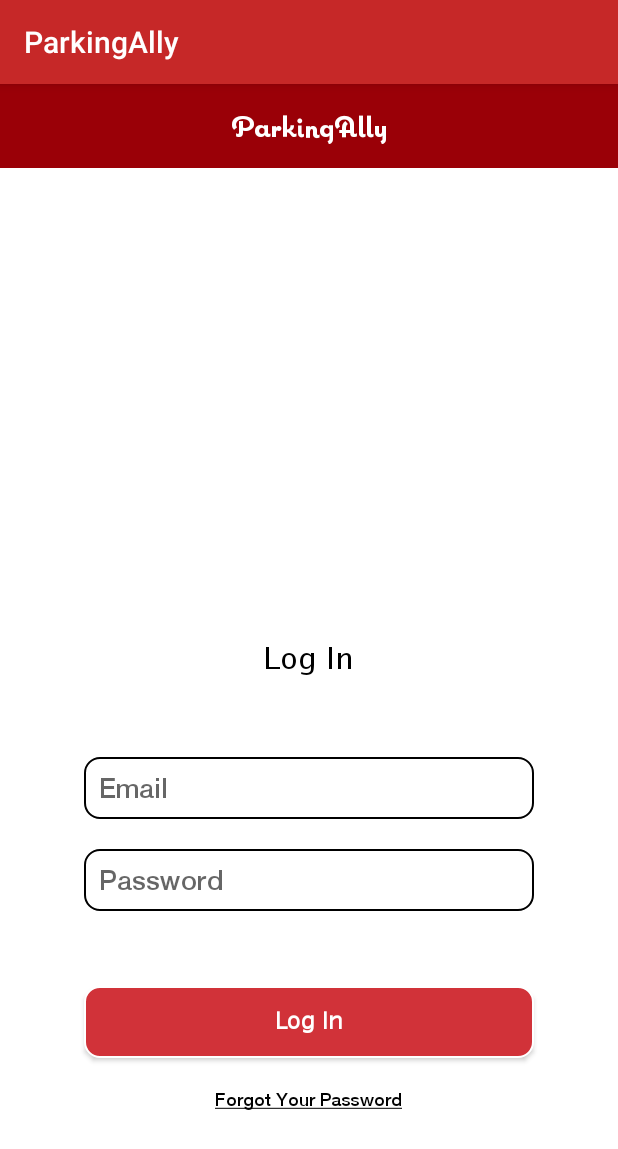
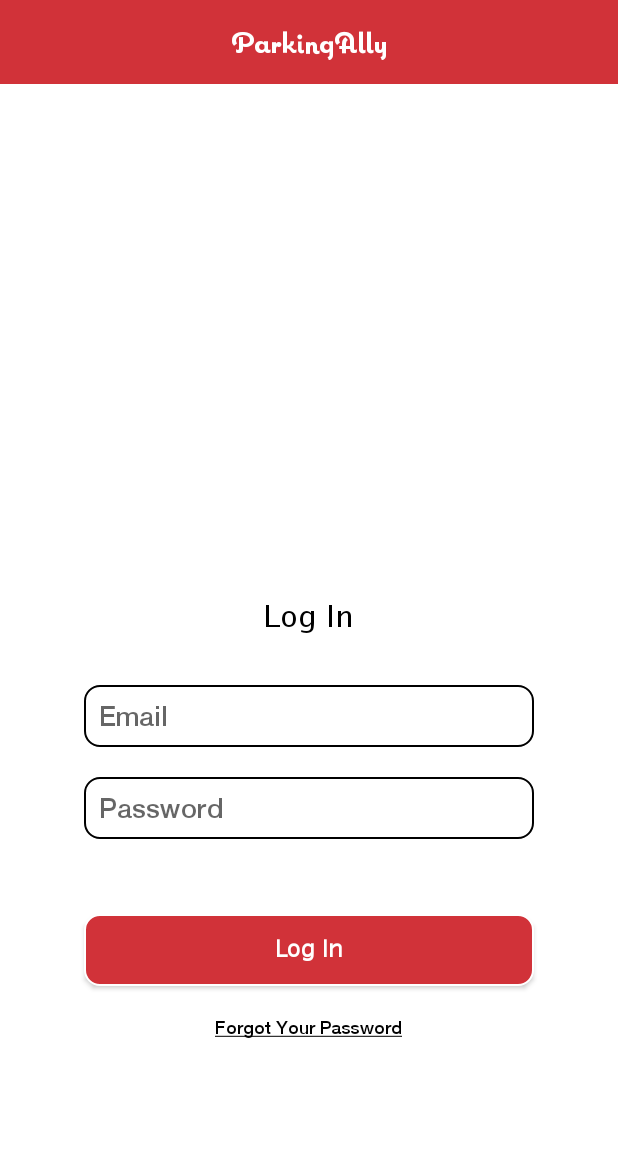
Before and after one commit to mathewgitata/parking-ally, an Android app: the LoginActivity screen opened directly, with no data from a screen before it, on a phone screen of 412 x 824 dp. Shown: the top 1149 px of the screen. Run offline under Robolectric (Android 15) with nearby library versions, the phone set to English and light mode, and no system bars; our stand-ins replace ButterKnife.

Commit message:
Set on click listeners for the login activity

```diff
--- a/app/src/main/AndroidManifest.xml
+++ b/app/src/main/AndroidManifest.xml
@@ -9,7 +9,8 @@
         android:roundIcon="@mipmap/ic_launcher_round"
         android:supportsRtl="true"
         android:theme="@style/AppTheme">
-        <activity android:name=".LoginActivity"></activity>
+        <activity android:name=".LoginActivity"
+            android:theme="@style/NoActionBar"></activity>
         <activity android:name=".RegistrationActivity" />
         <activity
             android:name=".LandingPageActivity"
--- a/app/src/main/java/com/gitata/parkingally/LoginActivity.java
+++ b/app/src/main/java/com/gitata/parkingally/LoginActivity.java
@@ -2,13 +2,31 @@
 
 import androidx.appcompat.app.AppCompatActivity;
 
+import android.content.Intent;
 import android.os.Bundle;
+import android.view.View;
+import android.widget.Button;
+
+import butterknife.BindView;
+import butterknife.ButterKnife;
 
 public class LoginActivity extends AppCompatActivity {
+    @BindView(R.id.btnLogin)
+    Button loginBtn;
 
     @Override
     protected void onCreate(Bundle savedInstanceState) {
         super.onCreate(savedInstanceState);
         setContentView(R.layout.activity_login);
+        ButterKnife.bind(this);
+
+        loginBtn.setOnClickListener(new View.OnClickListener() {
+            @Override
+            public void onClick(View v) {
+                Intent toLogin = new Intent(LoginActivity.this, RegistrationActivity.class);
+                startActivity(toLogin);
+            }
+        });
     }
+
 }
--- a/app/src/main/res/layout/activity_login.xml
+++ b/app/src/main/res/layout/activity_login.xml
@@ -14,12 +14,13 @@
         android:layout_height="?attr/actionBarSize"
         android:layout_alignParentTop="true"
         android:layout_centerHorizontal="true"
-        android:background="@color/colorPrimaryDark"
+        android:background="@color/colorAccent"
         android:fontFamily="@font/coquette_bold"
         android:gravity="center"
         android:text="@string/app_name"
         android:textColor="@color/white"
         android:textSize="20sp" />
+
 
     <TextView
         android:id="@+id/tvPromptLogIn"
@@ -39,7 +40,7 @@
         android:layout_height="wrap_content"
         android:layout_below="@id/tvPromptLogIn"
         android:layout_centerHorizontal="true"
-        android:layout_marginTop="50dp"
+        android:layout_marginTop="30dp"
         android:width="300dp"
         android:background="@drawable/et_white_boarder"
         android:fontFamily="@font/helvetica_neue_medium"
```
